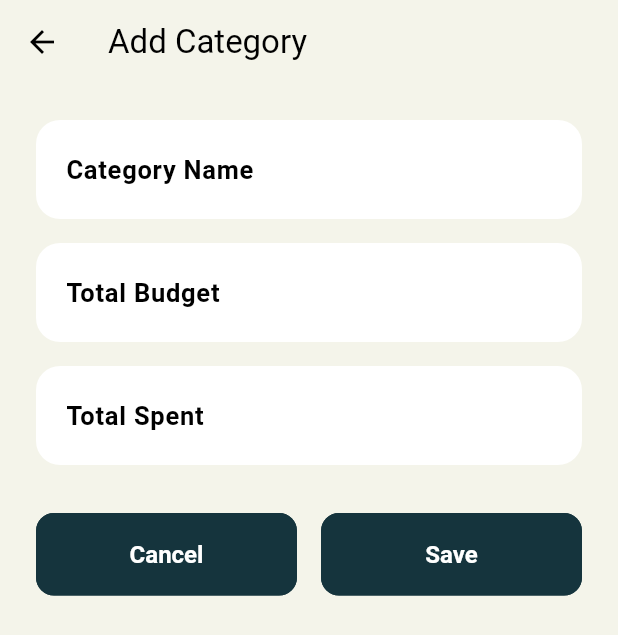
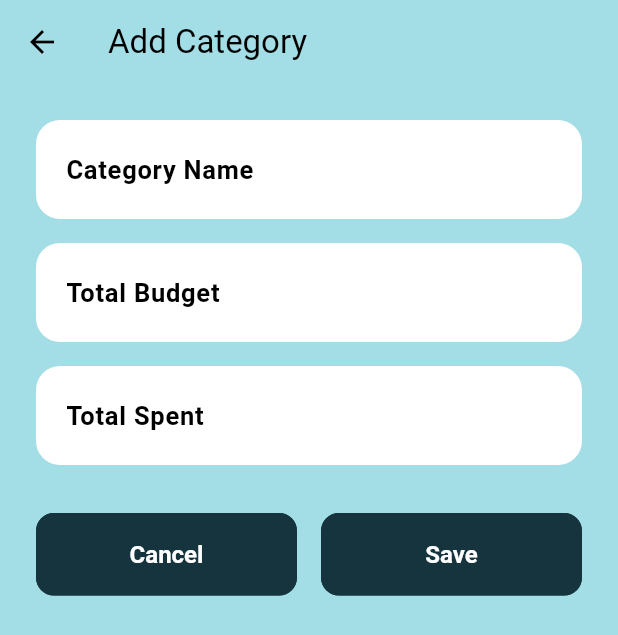
Before and after one commit to hafizflow/money_manager, a Flutter app: the screen it shows after launch, after a tap on "Add Category", on a phone screen of 412 x 824 dp. Shown: the top 635 px of the screen. Run offline on Flutter 3.47's test engine with Material 3 defaults, Android fonts, the phone set to English and light mode, and no system bars; our stand-ins replace cloud_firestore, firebase_core, get; accounts and stored records are empty.

Commit message:
some ui update

```diff
--- a/lib/main.dart
+++ b/lib/main.dart
@@ -1,3 +1,4 @@
+import 'package:cloud_firestore/cloud_firestore.dart';
 import 'package:firebase_core/firebase_core.dart';
 import 'package:flutter/material.dart';
 import 'package:money_manager/app.dart';
@@ -8,5 +9,8 @@ void main() async {
   await Firebase.initializeApp(
     options: DefaultFirebaseOptions.currentPlatform,
   );
+  FirebaseFirestore.instance.settings = const Settings(
+    persistenceEnabled: true,
+  );
   runApp(const MyApp());
 }
--- a/lib/utils/constants/colors.dart
+++ b/lib/utils/constants/colors.dart
@@ -11,7 +11,7 @@ class MColors {
   static const Color textSecondary = Color(0xFF6C757D);
 
   // Background Colors
-  static const Color primaryBackground = Color(0xFFf4f4ea);
+  static const Color primaryBackground = Color(0xFFa3dde5);
 
   // Button Colors
   static const Color buttonPrimary = Color(0xFF15343D);
--- a/lib/views/main_screen.dart
+++ b/lib/views/main_screen.dart
@@ -6,7 +6,7 @@ import 'category_item.dart';
 
 class MainScreen extends StatelessWidget {
   MainScreen({super.key});
-  final CategoryController _controller = Get.put(CategoryController());
+  final CategoryController _controller = Get.find<CategoryController>();
 
   @override
   Widget build(BuildContext context) {
@@ -60,7 +60,14 @@ class MainScreen extends StatelessWidget {
                 () {
                   if (_controller.categories.isEmpty) {
                     return const Center(
-                        child: Text('No categories added yet.'));
+                      child: Text(
+                        'No categories added yet.',
+                        style: TextStyle(
+                          color: Colors.black,
+                          fontSize: 16,
+                        ),
+                      ),
+                    );
                   }
                   return ListView.separated(
                     itemCount: _controller.categories.length,
--- a/pubspec.yaml
+++ b/pubspec.yaml
@@ -11,7 +11,7 @@ dependencies:
     sdk: flutter
   get: ^4.6.6
   firebase_core: ^3.3.0
-  cloud_firestore: ^5.2.0
+  cloud_firestore: ^5.2.1
   cupertino_icons: ^1.0.8
 
 dev_dependencies:
```
Also changed, not shown: pubspec.lock, 1 other file.
